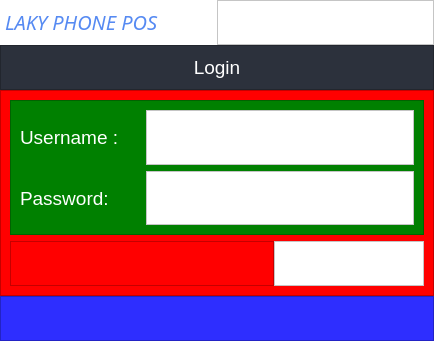
This is gui/uis/login/untitled.ui in kusiLaw/laky-phone-POS as Qt 5 draws it before an edit. The edited form follows.
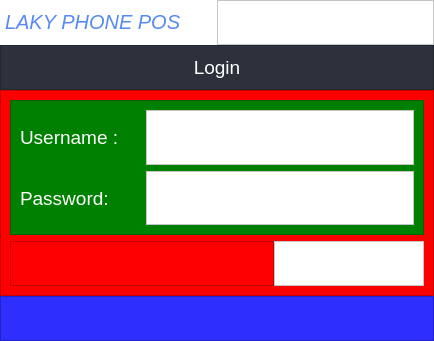
This is the edited form.

Patch:
```diff
--- a/gui/uis/login/untitled.ui
+++ b/gui/uis/login/untitled.ui
@@ -117,7 +117,6 @@
              <widget class="QLabel" name="label">
               <property name="font">
                <font>
-                <family>Segoe Script</family>
                 <pointsize>-1</pointsize>
                 <italic>true</italic>
                </font>
```
Left out of the diff: 5 changed lines with no effect on the pictures.
